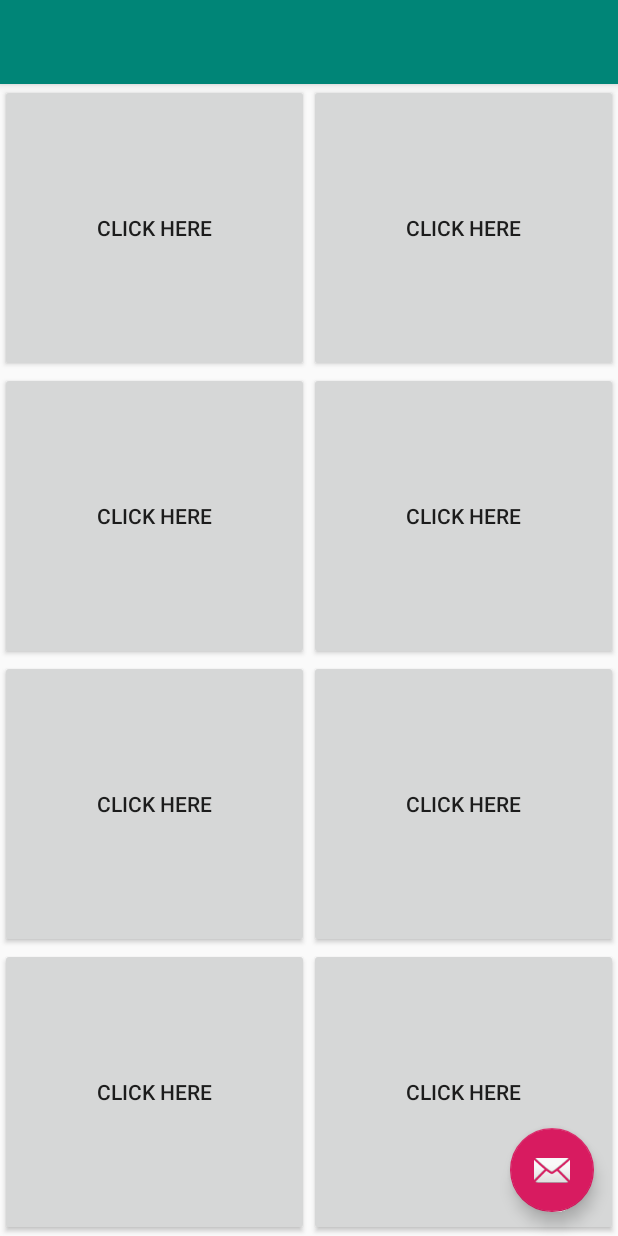
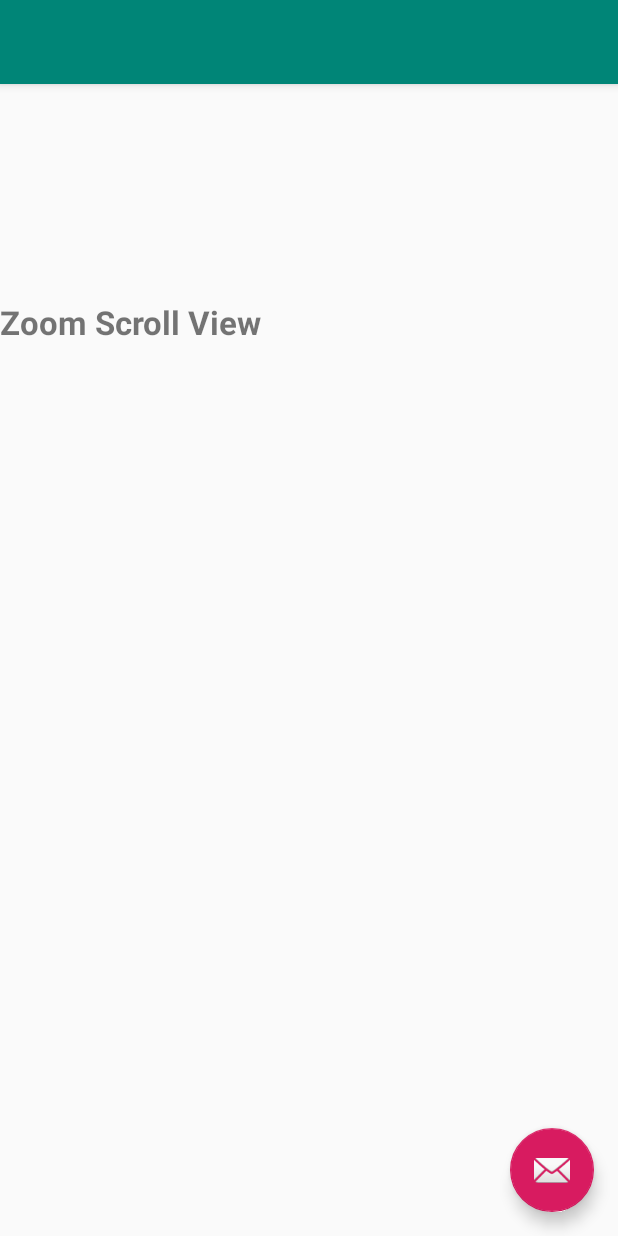
Before and after one commit to Anni1123/Layouttest, an Android app: the screen it shows after launch (MainActivity), on a phone screen of 412 x 824 dp. Run offline under Robolectric (Android 15) with nearby library versions, the phone set to English and light mode, and no system bars.

```diff
--- a/app/src/main/AndroidManifest.xml
+++ b/app/src/main/AndroidManifest.xml
@@ -9,6 +9,7 @@
         android:roundIcon="@mipmap/ic_launcher_round"
         android:supportsRtl="true"
         android:theme="@style/AppTheme">
+        <activity android:name=".ZoomScrollView"/>
         <activity
             android:name=".MainActivity"
             android:label="@string/app_name"
--- a/app/src/main/java/com/example/layouttest/MainActivity.java
+++ b/app/src/main/java/com/example/layouttest/MainActivity.java
@@ -1,5 +1,6 @@
 package com.example.layouttest;
 
+import android.content.Intent;
 import android.os.Bundle;
 
 import com.google.android.material.floatingactionbutton.FloatingActionButton;
@@ -46,4 +47,8 @@ public class MainActivity extends AppCompatActivity {
 
         return super.onOptionsItemSelected(item);
     }
+
+    public void zoomv(View view) {
+        startActivity(new Intent(MainActivity.this,ZoomScrollView.class));
+    }
 }
--- a/app/src/main/res/layout/activity_main.xml
+++ b/app/src/main/res/layout/activity_main.xml
@@ -20,8 +20,17 @@
 
     </com.google.android.material.appbar.AppBarLayout>
 
-    <include layout="@layout/content_main" />
+<!--    <include layout="@layout/content_main" />-->
 
+    <TextView
+        android:layout_width="match_parent"
+        android:layout_height="wrap_content"
+        android:id="@+id/zoom"
+        android:layout_marginTop="200dp"
+        android:textStyle="bold"
+        android:onClick="zoomv"
+        android:textSize="22sp"
+        android:text="Zoom Scroll View"/>
     <com.google.android.material.floatingactionbutton.FloatingActionButton
         android:id="@+id/fab"
         android:layout_width="wrap_content"
```
Also changed, not shown: app/src/main/java/com/example/layouttest/ZoomScrollView.java (added, +66 -0 lines), app/src/main/res/layout/activity_zoom_scroll_view.xml (added, +25 -0 lines).
